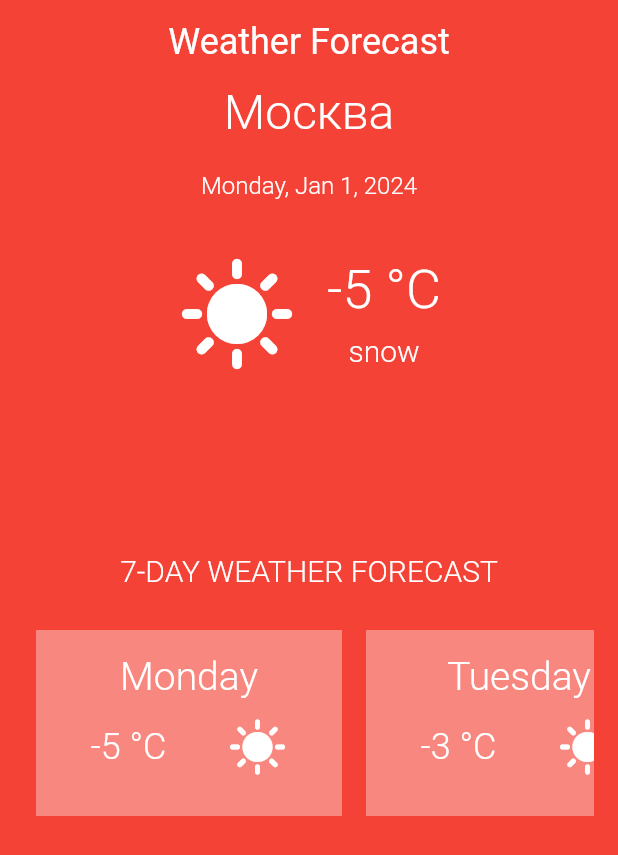
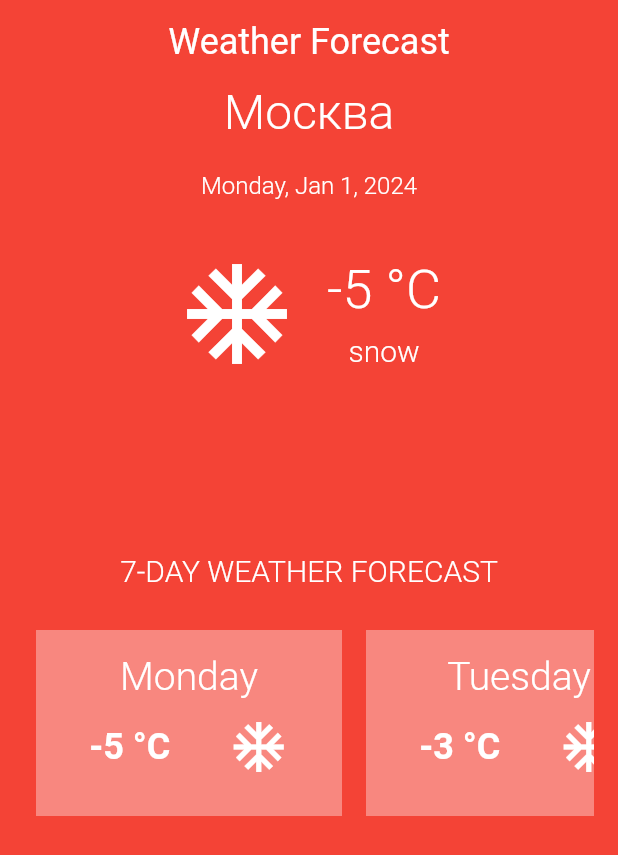
Before and after one commit to NikonovichN/weathaer_red_ex, a Flutter app: the screen it shows after launch, on a phone screen of 412 x 824 dp. Shown: the top 855 px of the screen. Run offline on Flutter 3.47's test engine with Material 3 defaults, Android fonts, the light colour scheme and no system bars; our stand-ins replace bloc, equatable, flutter_bloc.

Commit message:
chore: improve ui

```diff
--- a/lib/src/features/home/home_page.dart
+++ b/lib/src/features/home/home_page.dart
@@ -105,6 +105,16 @@ class __SuccessStateState extends State<_SuccessState> {
   }
 }
 
+enum WeatherIconData {
+  sun(Icons.sunny),
+  snow(Icons.ac_unit),
+  rain(Icons.water_drop_outlined),
+  unknown(Icons.radio_button_unchecked_sharp);
+
+  const WeatherIconData(this.icon);
+  final IconData icon;
+}
+
 class _WeatherDisplay extends StatelessWidget {
   final CityWeatherEntity data;
 
@@ -116,6 +126,7 @@ class _WeatherDisplay extends StatelessWidget {
   Widget build(BuildContext context) {
     final firstDay = data.details[0];
     final formatter = DateFormat('EEEE, MMM d, y');
+
     return SizedBox(
       height: 400,
       child: Padding(
@@ -136,7 +147,12 @@ class _WeatherDisplay extends StatelessWidget {
               mainAxisAlignment: MainAxisAlignment.center,
               children: [
                 Icon(
-                  Icons.sunny,
+                  WeatherIconData.values
+                      .firstWhere(
+                        (e) => e.name == firstDay.condition,
+                        orElse: () => WeatherIconData.unknown,
+                      )
+                      .icon,
                   color: Colors.white,
                   size: 80.0,
                 ),
@@ -159,10 +175,7 @@ class _WeatherDisplay extends StatelessWidget {
             const SizedBox(height: 120.0),
             Text(
               _sevenDayForecast,
-              style: TextStyle(
-                fontSize: 20,
-                fontWeight: FontWeight.w300,
-              ),
+              style: TextStyle(fontSize: 20, fontWeight: FontWeight.w300),
             ),
             const SizedBox(height: 20.0),
             SizedBox(
@@ -227,10 +240,15 @@ class _DayView extends StatelessWidget {
             children: [
               Text(
                 '${data.temp.toString()} °C',
-                style: TextStyle(fontSize: 24.0, fontWeight: FontWeight.w300),
+                style: TextStyle(fontSize: 24.0, fontWeight: FontWeight.w600),
               ),
               Icon(
-                Icons.sunny,
+                WeatherIconData.values
+                    .firstWhere(
+                      (e) => e.name == data.condition,
+                      orElse: () => WeatherIconData.unknown,
+                    )
+                    .icon,
                 color: Colors.white,
                 size: 40.0,
               ),
```
